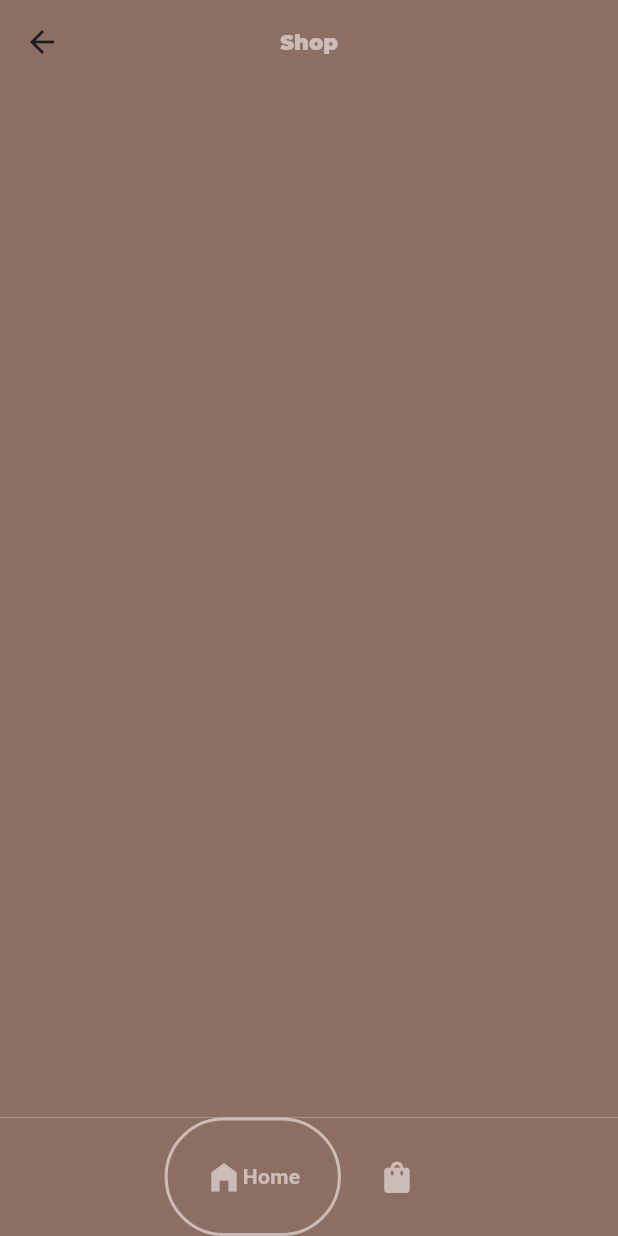
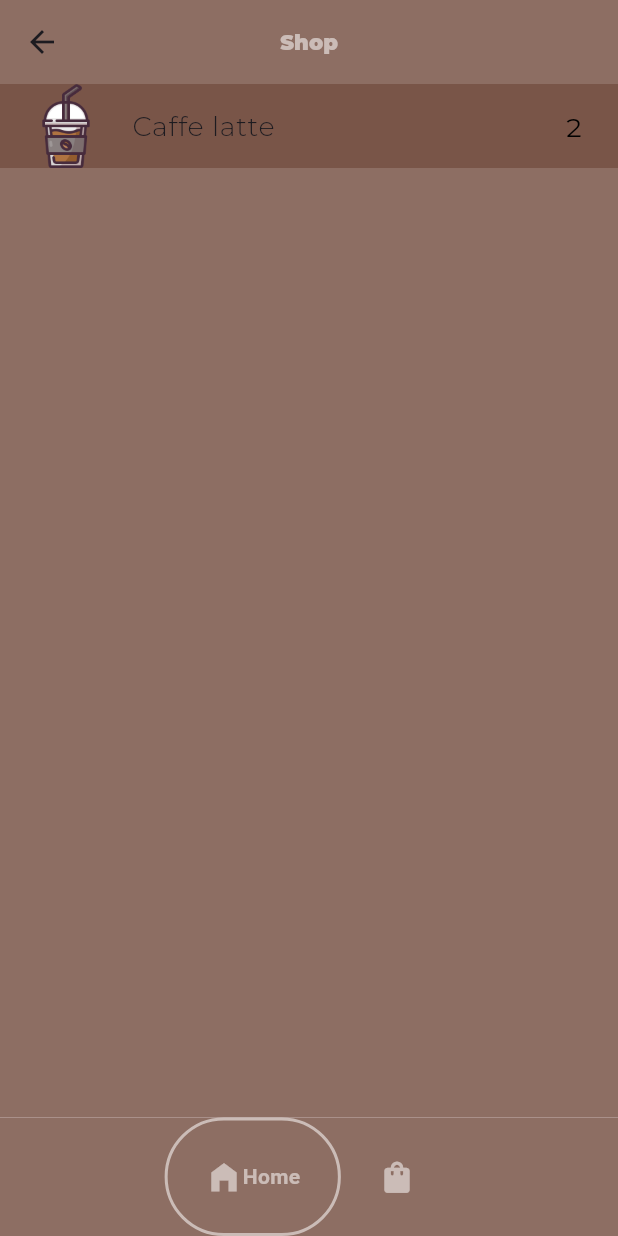
Before and after one commit to AbdulrahmanAbusnena/twister, a Flutter app: the screen it shows after launch, after a tap on "Enter", on a phone screen of 412 x 824 dp. Run offline on Flutter 3.47's test engine with Material 3 defaults, Android fonts, the phone set to English and light mode, and no system bars; drawn by our look-alikes of google_nav_bar; our stand-ins replace gap, google_fonts.

Commit message:
git commit

```diff
--- a/lib/Pages/registration.dart
+++ b/lib/Pages/registration.dart
@@ -38,12 +38,22 @@ class _RegistrationViewState extends State<RegistrationView> {
             mainAxisAlignment: MainAxisAlignment.center,
             crossAxisAlignment: CrossAxisAlignment.center,
             children: [
-              Image.asset(
-                'assets/cofe.png',
-                height: 100,
-                width: 100,
+              GestureDetector(
+                onTap: () {
+                  Navigator.push(
+                    context,
+                    MaterialPageRoute(
+                      builder: (context) => HomePage(),
+                    ),
+                  );
+                },
+                child: Image.asset(
+                  'assets/cofe.png',
+                  height: 100,
+                  width: 100,
+                ),
               ),
-              SizedBox(
+              const SizedBox(
                 height: 50,
               ),
               ElevatedButton(
--- a/lib/Pages/shopage.dart
+++ b/lib/Pages/shopage.dart
@@ -3,6 +3,7 @@ import 'package:google_fonts/google_fonts.dart';
 import 'package:provider/provider.dart';
 import 'package:twister/modules/drinks.dart';
 import 'package:twister/modules/shop.dart';
+import 'package:twister/components/listile.dart';
 
 // what is the best keyboad to buy this two years I swear I can't
 class ShopPage extends StatefulWidget {
@@ -39,6 +40,7 @@ class _ShopPageState extends State<ShopPage> {
               itemCount: value.shop.length,
               itemBuilder: (context, index) {
                 Drinks individualDrink = value.shop[index];
+                return Listile(drink: individualDrink);
               },
             ),
           ),
--- a/lib/components/listile.dart
+++ b/lib/components/listile.dart
@@ -1,6 +1,7 @@
 import 'package:flutter/material.dart';
 import 'package:twister/modules/drinks.dart';
 import 'package:twister/modules/shop.dart';
+import 'package:google_fonts/google_fonts.dart';
 
 class Listile extends StatelessWidget {
   final Drinks drink;
@@ -9,10 +10,25 @@ class Listile extends StatelessWidget {
 
   @override
   Widget build(BuildContext context) {
-    return ListTile(
-      title: Text(drink.name),
-      subtitle: Text(drink.price),
-      //   leading: ,
+    return Container(
+      width: 100,
+      decoration: BoxDecoration(
+        color: Colors.brown,
+      ),
+      child: ListTile(
+        title: Text(drink.name,
+            style: GoogleFonts.montserrat(
+              fontSize: 18,
+              fontWeight: FontWeight.w300,
+            )),
+        trailing: Text(drink.price,
+            style: GoogleFonts.montserrat(
+              color: Colors.black,
+              fontSize: 18,
+              fontWeight: FontWeight.normal,
+            )),
+        leading: Image.asset(drink.imagepath),
+      ),
     );
   }
 }
```
